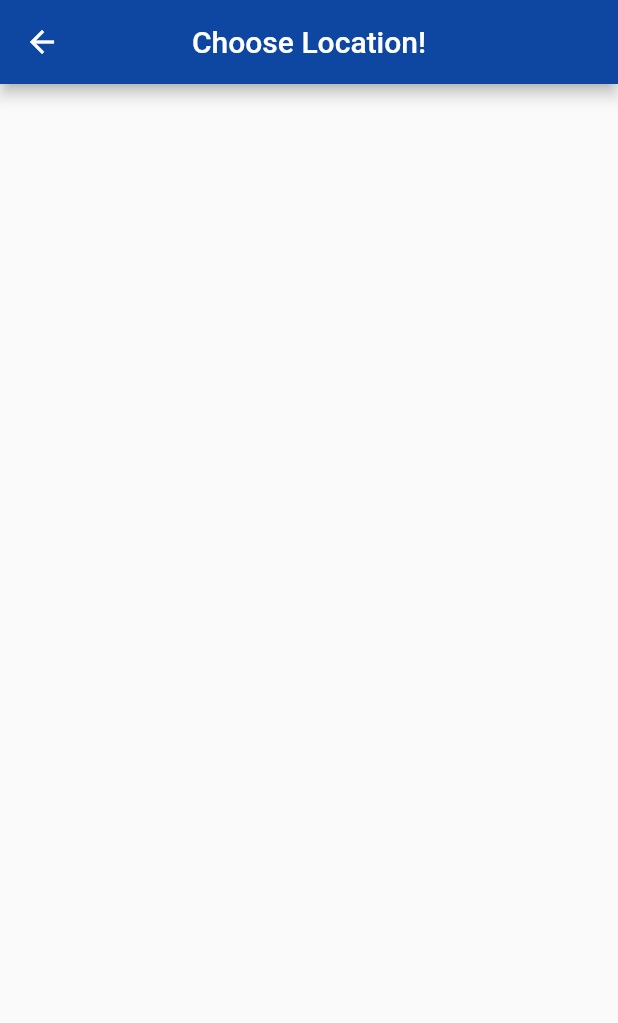
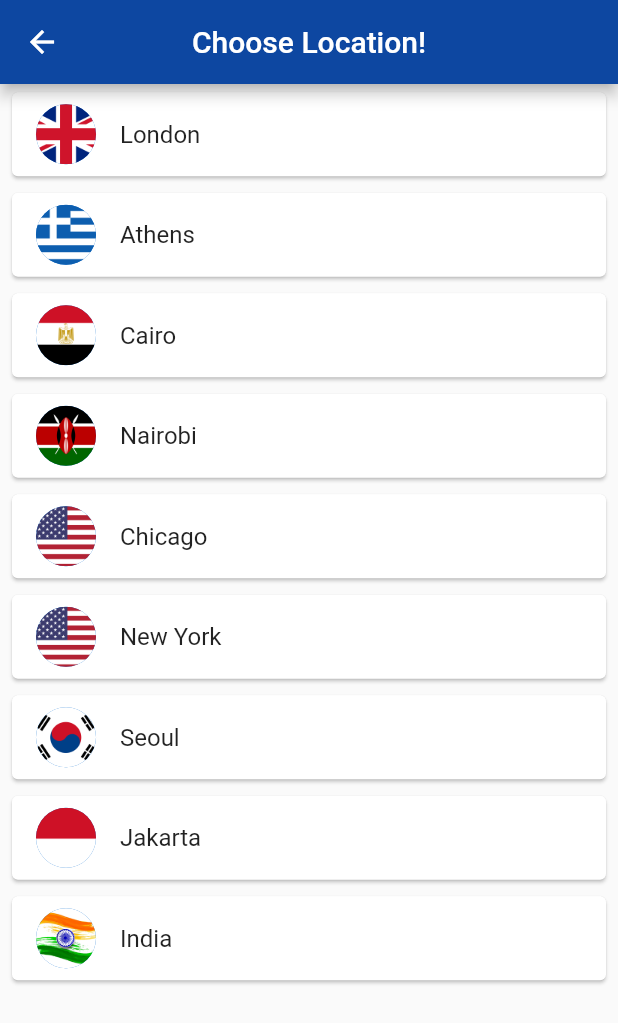
Before and after one commit to ATS527/world_Time-First-Project-, a Flutter app: the ChooseLocation screen opened by its route, on a phone screen of 412 x 824 dp. Shown: the top 1023 px of the screen. Run offline on Flutter 3.47's test engine with Material 2 defaults, Android fonts, the phone set to English and light mode, and no system bars; our stand-ins replace flutter_spinkit; network calls fail.

```diff
--- a/lib/Pages/chooseLocation.dart
+++ b/lib/Pages/chooseLocation.dart
@@ -1,4 +1,5 @@
 import 'package:flutter/material.dart';
+import 'package:world_time/Services/showDate.dart';
 
 class ChooseLocation extends StatefulWidget {
   @override
@@ -6,6 +7,50 @@ class ChooseLocation extends StatefulWidget {
 }
 
 class _ChooseLocationState extends State<ChooseLocation> {
+  List<ShowDate> locations = [
+    ShowDate(
+        locationUrl: 'Europe/London', location: 'London', flagImage: 'uk.png'),
+    ShowDate(
+        locationUrl: 'Europe/Berlin',
+        location: 'Athens',
+        flagImage: 'greece.png'),
+    ShowDate(
+        locationUrl: 'Africa/Cairo', location: 'Cairo', flagImage: 'egypt.png'),
+    ShowDate(
+        locationUrl: 'Africa/Nairobi',
+        location: 'Nairobi',
+        flagImage: 'kenya.png'),
+    ShowDate(
+        locationUrl: 'America/Chicago',
+        location: 'Chicago',
+        flagImage: 'usa.png'),
+    ShowDate(
+        locationUrl: 'America/New_York',
+        location: 'New York',
+        flagImage: 'usa.png'),
+    ShowDate(
+        locationUrl: 'Asia/Seoul',
+        location: 'Seoul',
+        flagImage: 'south_korea.png'),
+    ShowDate(
+        locationUrl: 'Asia/Jakarta',
+        location: 'Jakarta',
+        flagImage: 'indonesia.png'),
+    ShowDate(
+        locationUrl: 'Asia/Kolkata', location: "India", flagImage: 'india.png'),
+  ];
+
+  void updateTime(index) async {
+    ShowDate instance = locations[index];
+    await instance.getTime();
+    Navigator.pop(context, {
+      'location': instance.location,
+      'flag': instance.flagImage,
+      'time': instance.time,
+      'isDayTime': instance.isDayTime,
+    });
+  }
+
   @override
   Widget build(BuildContext context) {
     return SafeArea(
@@ -15,6 +60,25 @@ class _ChooseLocationState extends State<ChooseLocation> {
           title: Text("Choose Location!"),
           centerTitle: true,
         ),
+        body: ListView.builder(
+            itemCount: locations.length,
+            itemBuilder: (context, index) {
+              return Padding(
+                padding: EdgeInsets.symmetric(vertical: 1.5, horizontal: 4.0),
+                child: Card(
+                  child: ListTile(
+                    onTap: () {
+                      updateTime(index);
+                    },
+                    title: Text(locations[index].location),
+                    leading: CircleAvatar(
+                      backgroundImage:
+                          AssetImage("assets/${locations[index].flagImage}"),
+                    ),
+                  ),
+                ),
+              );
+            }),
       ),
     );
   }
--- a/lib/main.dart
+++ b/lib/main.dart
@@ -6,6 +6,7 @@ import 'package:world_time/Pages/loadingScreen.dart';
 void main() {
   runApp(
     MaterialApp(
+      debugShowCheckedModeBanner: false,
       initialRoute: '/LoadingScreen',
       routes: {
         './': (context) => HomeScreen(),
```
Also changed, not shown: lib/Pages/homeScreen.dart (+21 -7 lines), pubspec.yaml (+9 -11 lines), assets/egypt.png (added), assets/germany.png (added), assets/greece.png (added), assets/india.png (added), assets/indonesia.png (added), assets/kenya.png (added), assets/south_korea.png (added), assets/uk.png (added), assets/usa.png (added), fonts/Raleway-Bold.ttf (added), fonts/Raleway-Italic.ttf (added), fonts/Raleway-Regular.ttf (added).
